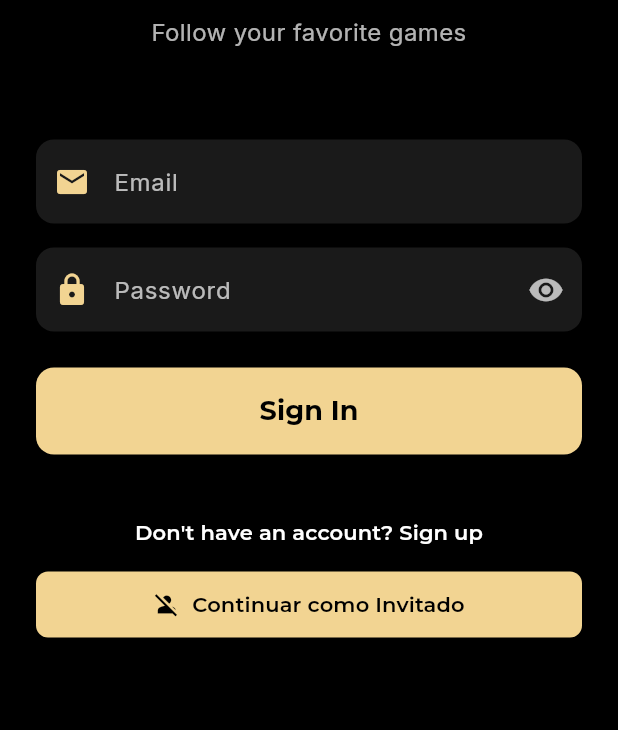
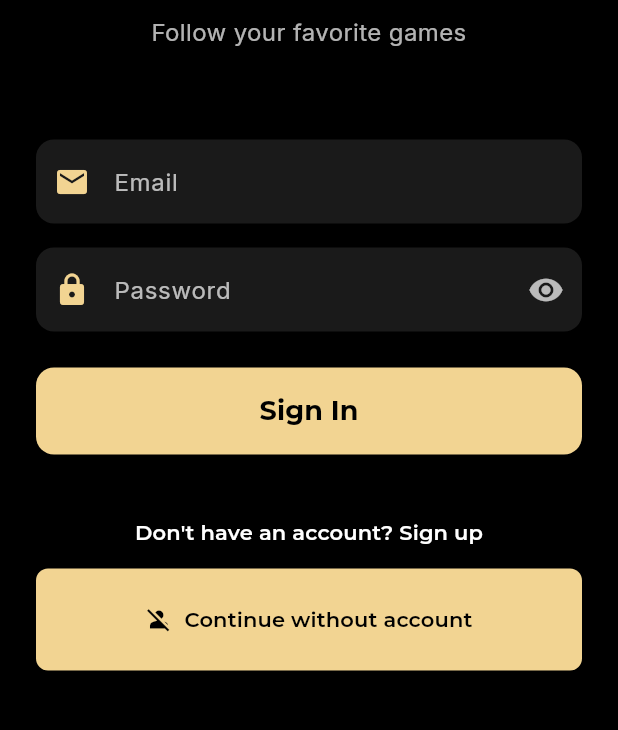
Before and after one commit to Jxvierzz/Esports-Sync, a Flutter app: the screen it shows after launch, on a phone screen of 412 x 824 dp, the part 225-955 px from its top. Run offline on Flutter 3.47's test engine with Material 3 defaults, Android fonts, the phone set to English and light mode, and no system bars; our stand-ins replace cloud_firestore, firebase_auth, firebase_core, flutter_slidable, google_fonts, shared_preferences; accounts and stored records are empty.

Commit message:
Arreglo UI

```diff
--- a/lib/main.dart
+++ b/lib/main.dart
@@ -2221,11 +2221,10 @@ Widget build(BuildContext context) {
           mainAxisAlignment: MainAxisAlignment.spaceBetween,
           children: [
             Text(
-              "Noticias y Rumores",
+              "News and rumors",
               style: TextStyle(
                 fontSize: 28,
                 fontWeight: FontWeight.bold,
-                fontStyle: FontStyle.italic,
                 color: const Color.fromARGB(255, 255, 255, 255),
               ),
             ),
--- a/lib/screens/login_screen.dart
+++ b/lib/screens/login_screen.dart
@@ -174,11 +174,11 @@ print('Usuario logueado: ${FirebaseAuth.instance.currentUser}');
                 ElevatedButton.icon(
                 onPressed: () => _ingresarComoInvitado(context),
                 icon: Icon(Icons.person_off),
-                label: Text('Continuar como Invitado'),
+                label: Text('Continue without account'),
                 style: ElevatedButton.styleFrom(
                   backgroundColor: const Color(0xFFF2D492),
                   foregroundColor: const Color.fromARGB(255, 0, 0, 0),
-                  padding: EdgeInsets.symmetric(vertical: 12),
+                  padding: EdgeInsets.symmetric(vertical: 24),
                   shape: RoundedRectangleBorder(borderRadius: BorderRadius.circular(8)),
                 ),
               ),
```
Also changed, not shown: pubspec.lock.
